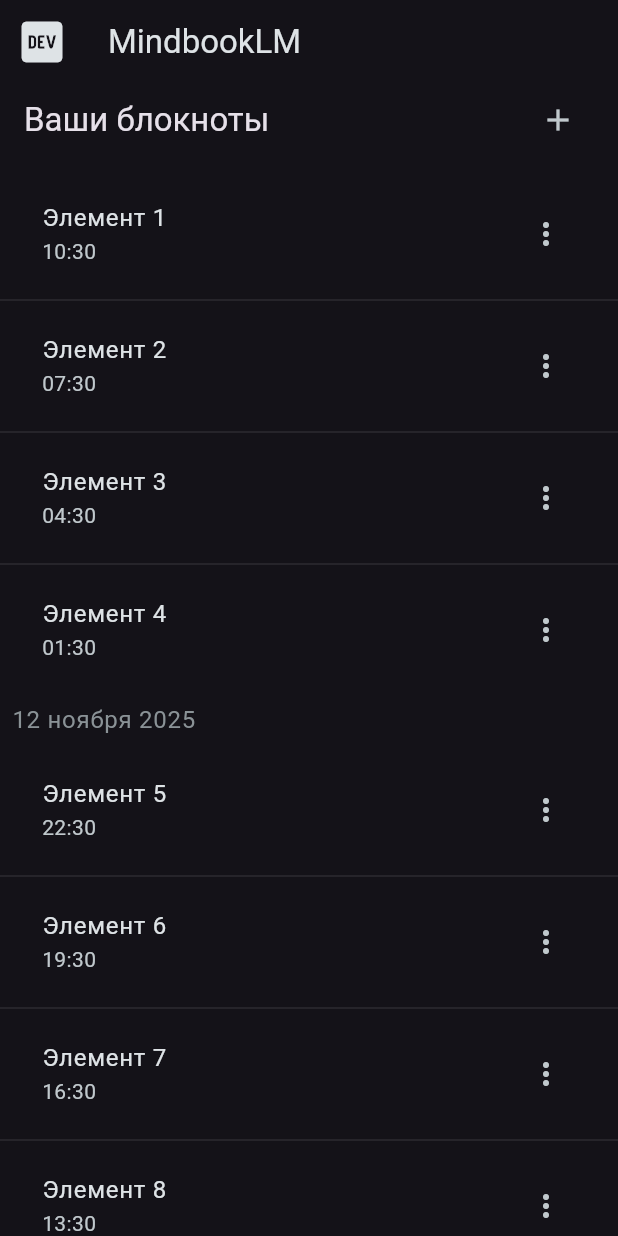
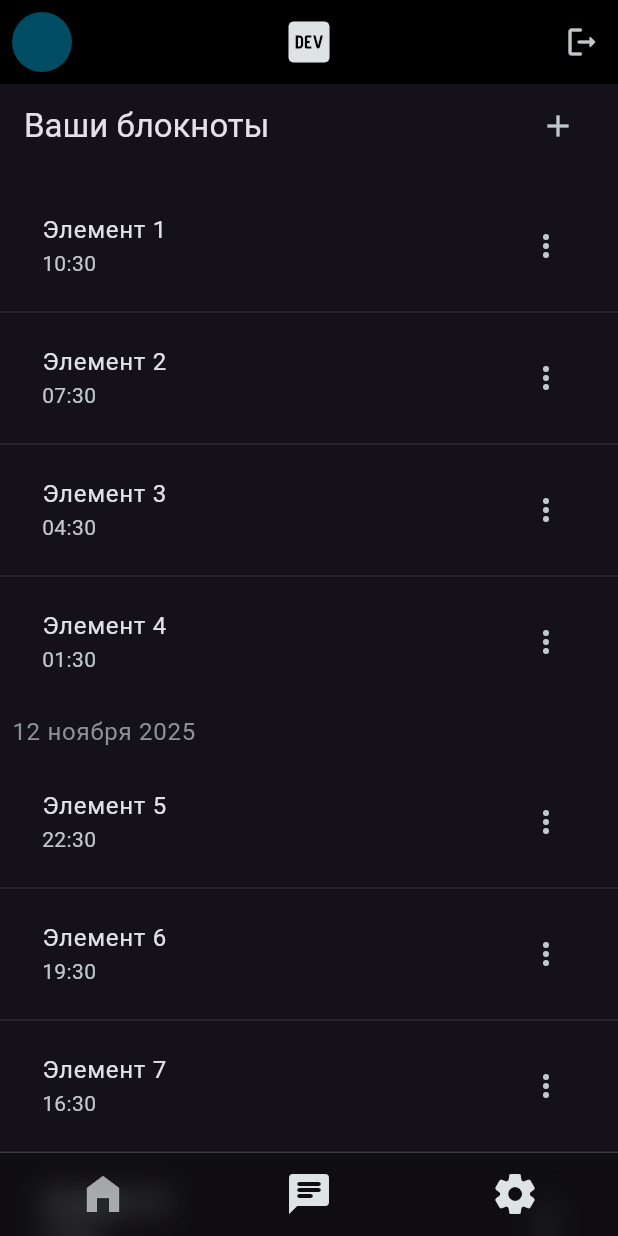
Before and after one commit to rozoomcool/sihkaro, a Flutter app: the RootScreen screen opened by its route, on a phone screen of 412 x 824 dp. Run offline on Flutter 3.47's test engine with Material 3 defaults, Android fonts, the light colour scheme and no system bars; our stand-ins replace auto_route, flutter_hooks, flutter_riverpod, hooks_riverpod, riverpod_annotation, shared_preferences; accounts and stored records are empty; generated files the repository leaves out were written again.

Commit message:
change theme

```diff
--- a/lib/presentation/features/home/home.dart
+++ b/lib/presentation/features/home/home.dart
@@ -36,7 +36,7 @@ class HomeScreen extends HookConsumerWidget {
             spacing: 16,
             children: [
               Padding(
-                padding: const EdgeInsets.symmetric(horizontal: 16.0),
+                padding: const EdgeInsets.symmetric(horizontal: 16.0, vertical: 4),
                 child: Row(
                   mainAxisAlignment: MainAxisAlignment.spaceBetween,
                   children: [
--- a/lib/presentation/features/root/root_screen.dart
+++ b/lib/presentation/features/root/root_screen.dart
@@ -1,12 +1,9 @@
-import 'dart:ui';
-
 import 'package:auto_route/auto_route.dart';
 import 'package:flutter/material.dart';
 // import 'package:flutter_hooks/flutter_hooks.dart';
 import 'package:hooks_riverpod/hooks_riverpod.dart';
 import 'package:sihkaro/presentation/router/router.gr.dart';
 import 'package:sihkaro/presentation/state/auth/auth.dart';
-import 'package:sihkaro/presentation/state/theme/theme_mode_setting.dart';
 import 'package:sihkaro/presentation/widgets/custom_button_navigation_bar.dart';
 
 @RoutePage()
@@ -23,184 +20,121 @@ class RootScreen extends HookConsumerWidget {
       builder: (context, constraints) => ConstrainedBox(
         constraints: BoxConstraints(maxWidth: 900),
         child: AutoTabsRouter.pageView(
-          // list of your tab routes
-          // routes used here must be declared as children
-          // routes of /dashboard
           routes: const [HomeRoute(), HomeRoute(), HomeRoute()],
           builder: (context, child, controller) {
-            // obtain the scoped TabsRouter controller using context
             final tabsRouter = AutoTabsRouter.of(context);
-            // Here we're building our Scaffold inside of AutoTabsRouter
-            // to access the tabsRouter controller provided in this context
-            //
-            // alternatively, you could use a global key
+
             return Scaffold(
-              body: child,
-              appBar: AppBar(
-                title: Text(
-                  "MindbookLM",
-                  style: TextStyle(
-                    // fontSize: 60.0,
-                    // fontWeight: FontWeight.bold,
-                    // foreground: Paint()..shader = linearGradient,
-                  ),
-                ),
-                backgroundColor: Colors.transparent,
-                centerTitle: false,
-                elevation: 0,
-                scrolledUnderElevation: 0,
-                notificationPredicate: (_) => false,
-                leading: Icon(Icons.logo_dev, size: 36),
-              ),
-              bottomNavigationBar: constraints.maxWidth > 375 ? null : CustomBottomNavigationBar(
+              body: constraints.maxWidth < 640
+                  ? Stack(
+                      fit: StackFit.expand,
+                      children: [
+                        child,
+                        Align(
+                          alignment: Alignment.bottomCenter,
+                          child: CustomBottomNavigationBar(
                             selectedIndex: tabsRouter.activeIndex,
                             onTap: tabsRouter.setActiveIndex,
                             items: [
                               CustomBottomNavigationBarItem(
                                 label: 'Statistics',
-                    selectedIcon: Icons.home_rounded,
+                                selectedIcon: Icons.home_filled,
                                 defaultIcon: Icons.home_filled,
                               ),
                               CustomBottomNavigationBarItem(
                                 label: 'Home',
-                    selectedIcon: Icons.home_rounded,
-                    defaultIcon: Icons.home_filled,
+                                selectedIcon: Icons.chat_rounded,
+                                defaultIcon: Icons.chat_rounded,
                               ),
                               CustomBottomNavigationBarItem(
                                 label: 'Settings',
-                    selectedIcon: Icons.home_rounded,
-                    defaultIcon: Icons.home_filled,
+                                selectedIcon: Icons.settings_rounded,
+                                defaultIcon: Icons.settings_rounded,
                               ),
-                  // CustomBottomNavigationBarItem(
-                  //     label: 'Statistics', selectedIcon: Icons.graphic_eq_rounded, defaultIcon: Icons.graphic_eq_outlined),
                             ],
                           ),
-              // NavigationBar(
-              //   selectedIndex: tabsRouter.activeIndex,
-              //   onDestinationSelected: (index) {
-              //     // here we switch between tabs
-              //     tabsRouter.setActiveIndex(index);
-              //   },
-              //   destinations: [
-              //     NavigationDestination(
-              //       label: 'Users',
-              //       icon: Icon(Icons.account_box_outlined),
-              //     ),
-              //     NavigationDestination(
-              //       label: 'Posts',
-              //       icon: Icon(Icons.newspaper),
-              //     ),
-              //     NavigationDestination(
-              //       label: 'Settings',
-              //       icon: Icon(Icons.settings),
-              //     ),
-              //   ],
+                        ),
+                      ],
+                    )
+                  : Flexible(
+                      child: Row(
+                        mainAxisSize: MainAxisSize.max,
+                        children: [
+                          NavigationRail(
+                            labelType: NavigationRailLabelType.selected,
+                            selectedIndex: tabsRouter.activeIndex,
+                            onDestinationSelected: tabsRouter.setActiveIndex,
+                            destinations: const [
+                              NavigationRailDestination(
+                                icon: Icon(Icons.home_outlined),
+                                selectedIcon: Icon(Icons.home),
+                                label: Text('Home'),
+                              ),
+                              NavigationRailDestination(
+                                icon: Icon(Icons.calendar_month_outlined),
+                                selectedIcon: Icon(Icons.calendar_month),
+                                label: Text('Calendar'),
+                              ),
+                              NavigationRailDestination(
+                                icon: Icon(Icons.email_outlined),
+                                selectedIcon: Icon(Icons.email),
+                                label: Text('Email'),
+                              ),
+                            ],
+                          ),
+                        ],
+                      ),
+                    ),
+              appBar: AppBar(
+                // title: Text(
+                //   "MindbookLM",
+                //   style: TextStyle(
+                //   ),
                 // ),
+                leading: Padding(
+                  padding: const EdgeInsets.all(8.0),
+                  child: CircleAvatar(),
+                ),
+                actions: [
+                  IconButton(
+                    onPressed: () {},
+                    icon: Icon(Icons.logout_rounded),
+                  ),
+                ],
+                backgroundColor: Colors.black,
+                centerTitle: true,
+                elevation: 0,
+                scrolledUnderElevation: 0,
+                notificationPredicate: (_) => false,
+                title: Icon(Icons.logo_dev, size: 36),
+              ),
+              // bottomNavigationBar: constraints.maxWidth > 640
+              //     ? null
+              //     : CustomBottomNavigationBar(
+              //         selectedIndex: tabsRouter.activeIndex,
+              //         onTap: tabsRouter.setActiveIndex,
+              //         items: [
+              //           CustomBottomNavigationBarItem(
+              //             label: 'Statistics',
+              //             selectedIcon: Icons.home_filled,
+              //             defaultIcon: Icons.home_filled,
+              //           ),
+              //           CustomBottomNavigationBarItem(
+              //             label: 'Home',
+              //             selectedIcon: Icons.chat_rounded,
+              //             defaultIcon: Icons.chat_rounded,
+              //           ),
+              //           CustomBottomNavigationBarItem(
+              //             label: 'Settings',
+              //             selectedIcon: Icons.settings_rounded,
+              //             defaultIcon: Icons.settings_rounded,
+              //           ),
+              //         ],
+              //       ),
             );
           },
         ),
       ),
     );
-
-    // return AutoTabsScaffold(
-    //   extendBody: true,
-    //   extendBodyBehindAppBar: true,
-    //   routes: const [HomeRoute(), HomeRoute(), HomeRoute()],
-    //   // backgroundColor: Colors.transparent,
-    //   transitionBuilder: (context, child, animation) =>
-    //       ScaleTransition(scale: animation, child: child),
-    //   appBarBuilder: (context, _) => AppBar(
-    //     title: Text("Workaem"),
-    //     backgroundColor: Colors.transparent,
-    //     elevation: 0,
-    //     shape: RoundedRectangleBorder(
-    //       borderRadius: BorderRadius.only(
-    //         bottomLeft: Radius.circular(20),
-    //         bottomRight: Radius.circular(20),
-    //       ),
-    //     ),
-    //     flexibleSpace: ClipRRect(
-    //       borderRadius: BorderRadius.only(
-    //         bottomLeft: Radius.circular(20),
-    //         bottomRight: Radius.circular(20),
-    //       ),
-    //       child: BackdropFilter(
-    //         blendMode: BlendMode.src,
-    //         filter: ImageFilter.blur(sigmaX: 10, sigmaY: 10),
-    //         child: Container(
-    //           decoration: BoxDecoration(
-    //             borderRadius: BorderRadius.only(
-    //               bottomLeft: Radius.circular(20),
-    //               bottomRight: Radius.circular(20),
-    //             ),
-    //             color: Colors.black.withAlpha(70),
-    //           ),
-    //         ),
-    //       ),
-    //     ),
-    //   ),
-    //   bottomNavigationBuilder: (_, tabsRouter) {
-    //     return CustomBottomNavigationBar(
-    //       selectedIndex: tabsRouter.activeIndex,
-    //       onTap: tabsRouter.setActiveIndex,
-    //       items: [
-    //         CustomBottomNavigationBarItem(
-    //           label: 'Statistics',
-    //           selectedIcon: Icons.home_rounded,
-    //           defaultIcon: Icons.home_filled,
-    //         ),
-    //         CustomBottomNavigationBarItem(
-    //           label: 'Home',
-    //           selectedIcon: Icons.home_rounded,
-    //           defaultIcon: Icons.home_filled,
-    //         ),
-    //         CustomBottomNavigationBarItem(
-    //           label: 'Settings',
-    //           selectedIcon: Icons.home_rounded,
-    //           defaultIcon: Icons.home_filled,
-    //         ),
-    //         // CustomBottomNavigationBarItem(
-    //         //     label: 'Statistics', selectedIcon: Icons.graphic_eq_rounded, defaultIcon: Icons.graphic_eq_outlined),
-    //       ],
-    //     );
-    //   },
-    // );
-
-    // return Scaffold(
-    //   backgroundColor: Color.fromARGB(0, 200, 200, 200),
-    //   // backgroundColor: Theme.of(context).colorScheme.surface,
-    //   appBar: AppBar(
-    //     title: Text(
-    //       "MindbookLM",
-    //       style: TextStyle(
-    //         // fontSize: 60.0,
-    //         // fontWeight: FontWeight.bold,
-    //         // foreground: Paint()..shader = linearGradient,
-    //       ),
-    //     ),
-    //     centerTitle: false,
-    //     elevation: 0,
-    //     scrolledUnderElevation: 0,
-    //     notificationPredicate: (_) => false,
-    //     leading: Icon(Icons.logo_dev, size: 36,),
-    //     actions: [
-    //       Padding(
-    //         padding: const EdgeInsets.all(8.0),
-    //         child: IconButton(
-    //           onPressed: themeModeSettingNotifier.changeTheme,
-    //           icon: Icon(Icons.light_mode),
-    //         ),
-    //       ),
-    //       Padding(
-    //         padding: const EdgeInsets.all(8.0),
-    //         child: IconButton(
-    //           onPressed: authNotifier.logout,
-    //           icon: Icon(Icons.logout),
-    //         ),
-    //       ),
-    //     ],
-    //   ),
-    //   body: AutoRouter(),
-    // );
   }
 }
--- a/lib/presentation/widgets/custom_button_navigation_bar.dart
+++ b/lib/presentation/widgets/custom_button_navigation_bar.dart
@@ -113,15 +113,17 @@
 
 import 'dart:ui';
 
+import 'package:flutter/cupertino.dart';
 import 'package:flutter/material.dart';
 import 'package:sihkaro/presentation/widgets/animated_scale_wrapper.dart';
 
 class CustomBottomNavigationBar extends StatefulWidget {
-  const CustomBottomNavigationBar(
-      {super.key,
-      this.selectedIndex = 0,
-      required this.items,
-      required this.onTap});
+  const CustomBottomNavigationBar({
+    super.key,
+    this.selectedIndex = 0,
+    required this.items,
+    required this.onTap,
+  });
 
   final int selectedIndex;
   final List<CustomBottomNavigationBarItem> items;
@@ -144,11 +146,14 @@ class _CustomBottomNavigationBarState extends State<CustomBottomNavigationBar> {
   void processItems() {
     _items = List.empty(growable: true);
     for (int i = 0; i < widget.items.length; i++) {
-      _items.add(_CustomBottomNavigationBarItem(
+      _items.add(
+        _CustomBottomNavigationBarItem(
           selectedIcon: widget.items[i].selectedIcon,
           label: widget.items[i].label,
           defaultIcon: widget.items[i].defaultIcon,
-          position: i));
+          position: i,
+        ),
+      );
     }
   }
 
@@ -162,21 +167,30 @@ class _CustomBottomNavigationBarState extends State<CustomBottomNavigationBar> {
   Widget build(BuildContext context) {
     return ClipRRect(
       borderRadius: BorderRadius.only(
-          topLeft: Radius.circular(20), topRight: Radius.circular(20)),
+        topLeft: Radius.circular(0),
+        topRight: Radius.circular(0),
+      ),
       child: BackdropFilter(
         blendMode: BlendMode.src,
         filter: ImageFilter.blur(sigmaX: 10, sigmaY: 10),
         child: Container(
           decoration: BoxDecoration(
             color: Colors.black.withAlpha(70),
+            border: BoxBorder.fromLTRB(
+              top: BorderSide(width: 0.5, color: Colors.white24),
+            ),
             borderRadius: BorderRadius.only(
-                topLeft: Radius.circular(20), topRight: Radius.circular(20)),
+              topLeft: Radius.circular(0),
+              topRight: Radius.circular(0),
+            ),
           ),
           width: double.infinity,
-          height: kBottomNavigationBarHeight +
+          height:
+              kBottomNavigationBarHeight +
               MediaQuery.of(context).viewPadding.bottom,
           padding: EdgeInsets.only(
-              bottom: MediaQuery.of(context).viewPadding.bottom),
+            bottom: MediaQuery.of(context).viewPadding.bottom,
+          ),
           child: Row(
             mainAxisAlignment: MainAxisAlignment.spaceAround,
             crossAxisAlignment: CrossAxisAlignment.center,
@@ -201,8 +215,10 @@ class _CustomBottomNavigationBarState extends State<CustomBottomNavigationBar> {
                                 : item.defaultIcon,
                             size: 32,
                             color: item.position == widget.selectedIndex
-                                ? Theme.of(context).primaryColor.withAlpha(200)
-                                : Colors.white60,
+                                ? Theme.of(
+                                    context,
+                                  ).colorScheme.onSurface.withAlpha(180)
+                                : Theme.of(context).colorScheme.onSurface,
                           ),
                           // Text(item.label)
                         ],
@@ -210,7 +226,7 @@ class _CustomBottomNavigationBarState extends State<CustomBottomNavigationBar> {
                     ),
                   ),
                 );
-              })
+              }),
             ],
           ),
         ),
@@ -225,11 +241,12 @@ class _CustomBottomNavigationBarItem {
   final String label;
   final int position;
 
-  _CustomBottomNavigationBarItem(
-      {required this.selectedIcon,
-      required this.label,
-      required this.defaultIcon,
-      required this.position});
+  _CustomBottomNavigationBarItem({
+    required this.selectedIcon,
+    required this.label,
+    required this.defaultIcon,
+    required this.position,
+  });
 }
 
 class CustomBottomNavigationBarItem {
@@ -237,8 +254,9 @@ class CustomBottomNavigationBarItem {
   final IconData defaultIcon;
   final String label;
 
-  CustomBottomNavigationBarItem(
-      {required this.selectedIcon,
-      required this.label,
-      required this.defaultIcon});
+  CustomBottomNavigationBarItem({
+    required this.selectedIcon,
+    required this.label,
+    required this.defaultIcon,
+  });
 }
```
Also changed, not shown: 4 other files. Lines whose indentation alone changed are shown as unchanged.
